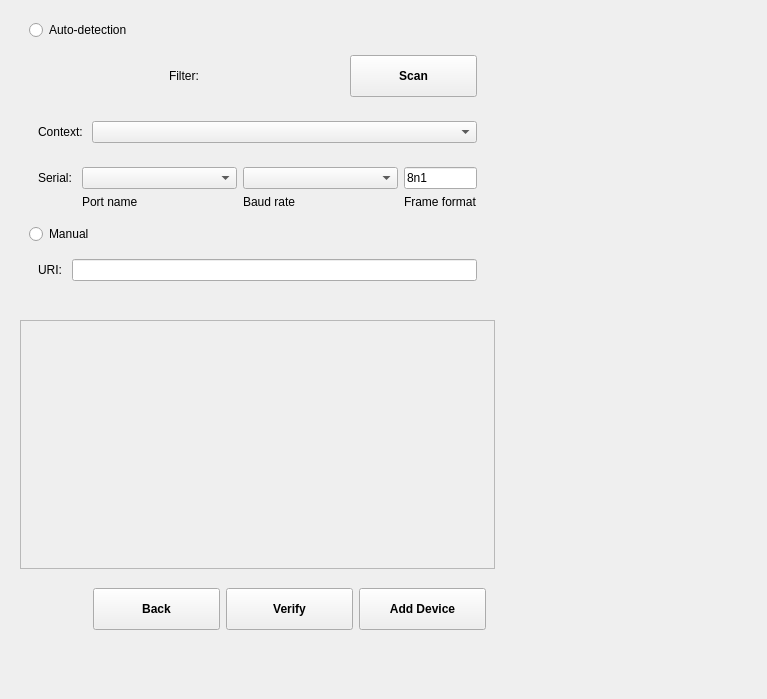
Above: core/ui/scopyhomeaddpage.ui from analogdevicesinc/scopy before the change. Below: the same form after it.
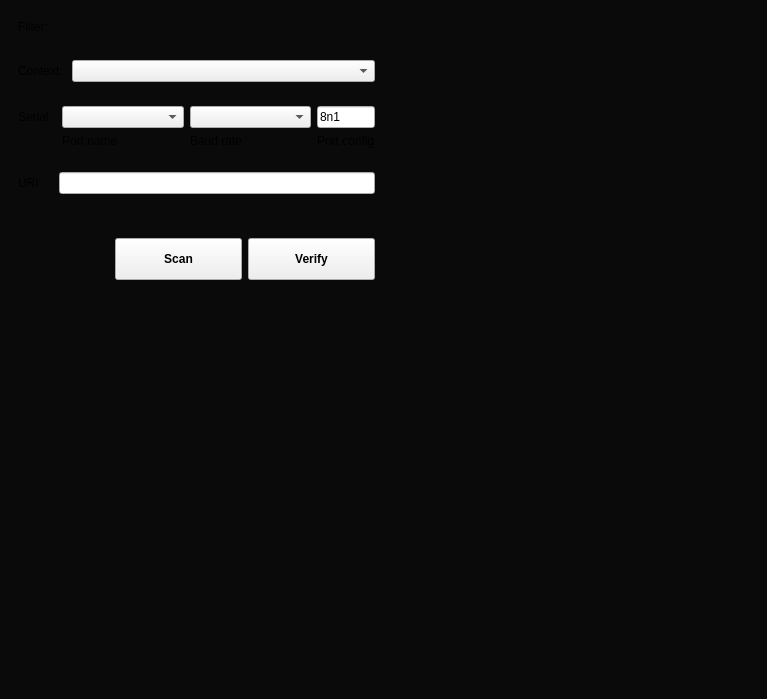
That is the form after the change. The open tabs and pages were chosen to show the change. Custom widgets are drawn as their Qt base class.

Commit message: core/ScopyAddPage: Changed to a stacked widget.

Patch:
```diff
--- a/core/ui/scopyhomeaddpage.ui
+++ b/core/ui/scopyhomeaddpage.ui
@@ -10,143 +10,93 @@
     <height>699</height>
    </rect>
   </property>
+  <property name="sizePolicy">
+   <sizepolicy hsizetype="Preferred" vsizetype="Preferred">
+    <horstretch>0</horstretch>
+    <verstretch>0</verstretch>
+   </sizepolicy>
+  </property>
   <property name="windowTitle">
    <string>Form</string>
   </property>
-  <layout class="QGridLayout" name="gridLayout" columnstretch="4,2">
-   <item row="1" column="1">
-    <widget class="QWidget" name="rightArea" native="true">
-     <layout class="QGridLayout" name="gridLayout_3"/>
-    </widget>
-   </item>
-   <item row="1" column="0">
-    <widget class="QWidget" name="leftArea" native="true">
+  <property name="styleSheet">
+   <string notr="true">.QWidget{background-color: rgb(10, 10, 10);}</string>
+  </property>
+  <layout class="QGridLayout" name="gridLayout" columnstretch="0">
+   <property name="leftMargin">
+    <number>0</number>
+   </property>
+   <property name="topMargin">
+    <number>0</number>
+   </property>
+   <property name="rightMargin">
+    <number>0</number>
+   </property>
+   <property name="bottomMargin">
+    <number>0</number>
+   </property>
+   <item row="0" column="0">
+    <widget class="QStackedWidget" name="stackedWidget">
      <property name="sizePolicy">
       <sizepolicy hsizetype="Preferred" vsizetype="Preferred">
        <horstretch>0</horstretch>
        <verstretch>0</verstretch>
       </sizepolicy>
      </property>
+     <property name="minimumSize">
+      <size>
+       <width>550</width>
+       <height>0</height>
+      </size>
+     </property>
      <property name="styleSheet">
       <string notr="true"/>
      </property>
-     <layout class="QGridLayout" name="gridLayout_2" columnstretch="0">
-      <property name="spacing">
-       <number>10</number>
-      </property>
-      <item row="3" column="0">
-       <widget class="QScrollArea" name="scrollAreaDevInfo">
-        <property name="widgetResizable">
-         <bool>true</bool>
-        </property>
-        <widget class="QWidget" name="infoSection">
-         <property name="geometry">
-          <rect>
-           <x>0</x>
-           <y>0</y>
-           <width>475</width>
-           <height>220</height>
-          </rect>
-         </property>
-         <layout class="QVBoxLayout" name="verticalLayout_2">
-          <item>
-           <widget class="scopy::gui::SubsectionSeparator" name="subSeparatorDevInfo" native="true"/>
-          </item>
-          <item>
-           <widget class="scopy::gui::SubsectionSeparator" name="subSeparatorPlugins" native="true"/>
-          </item>
-          <item>
-           <spacer name="verticalSpacer_2">
-            <property name="orientation">
-             <enum>Qt::Vertical</enum>
-            </property>
-            <property name="sizeHint" stdset="0">
-             <size>
-              <width>20</width>
-              <height>40</height>
-             </size>
-            </property>
-           </spacer>
-          </item>
-         </layout>
-        </widget>
-       </widget>
-      </item>
-      <item row="7" column="0">
-       <spacer name="verticalSpacer">
-        <property name="orientation">
-         <enum>Qt::Vertical</enum>
-        </property>
-        <property name="sizeType">
-         <enum>QSizePolicy::Preferred</enum>
-        </property>
-        <property name="sizeHint" stdset="0">
-         <size>
-          <width>20</width>
-          <height>40</height>
-         </size>
-        </property>
-       </spacer>
-      </item>
-      <item row="2" column="0" alignment="Qt::AlignTop">
-       <widget class="QWidget" name="scanSection" native="true">
+     <property name="currentIndex">
+      <number>1</number>
+     </property>
+     <widget class="QWidget" name="deviceDetectionPage">
         <property name="sizePolicy">
-         <sizepolicy hsizetype="Preferred" vsizetype="Fixed">
+       <sizepolicy hsizetype="Preferred" vsizetype="Preferred">
           <horstretch>0</horstretch>
           <verstretch>0</verstretch>
          </sizepolicy>
         </property>
-        <layout class="QVBoxLayout" name="verticalLayout_5">
-         <property name="topMargin">
-          <number>0</number>
-         </property>
-         <property name="bottomMargin">
-          <number>0</number>
-         </property>
-         <item>
-          <widget class="QRadioButton" name="radioBtnDiscover">
-           <property name="text">
-            <string>Auto-detection</string>
-           </property>
-           <property name="checked">
-            <bool>false</bool>
-           </property>
-          </widget>
-         </item>
-         <item>
-          <widget class="QWidget" name="autoDetectionSection" native="true">
-           <property name="sizePolicy">
-            <sizepolicy hsizetype="Preferred" vsizetype="Fixed">
-             <horstretch>0</horstretch>
-             <verstretch>0</verstretch>
-            </sizepolicy>
-           </property>
-           <layout class="QVBoxLayout" name="verticalLayout_3">
+      <property name="minimumSize">
+       <size>
+        <width>0</width>
+        <height>0</height>
+       </size>
+      </property>
+      <layout class="QGridLayout" name="gridLayout_2">
             <property name="leftMargin">
-             <number>0</number>
+        <number>9</number>
             </property>
             <property name="topMargin">
-             <number>0</number>
+        <number>9</number>
             </property>
             <property name="rightMargin">
-             <number>0</number>
+        <number>9</number>
             </property>
             <property name="bottomMargin">
-             <number>0</number>
-            </property>
-            <item>
-             <widget class="QWidget" name="scanWidget" native="true">
-              <layout class="QHBoxLayout" name="horizontalLayout_6">
-               <item>
+        <number>9</number>
+       </property>
+       <item row="0" column="0">
                 <widget class="QWidget" name="filterWidget" native="true">
-                 <layout class="QHBoxLayout" name="horizontalLayout">
+         <property name="sizePolicy">
+          <sizepolicy hsizetype="Minimum" vsizetype="Preferred">
+           <horstretch>0</horstretch>
+           <verstretch>0</verstretch>
+          </sizepolicy>
+         </property>
+         <layout class="QHBoxLayout" name="horizontalLayout" stretch="1,9">
                   <property name="leftMargin">
-                   <number>0</number>
+           <number>9</number>
                   </property>
                   <item>
                    <widget class="QLabel" name="labelFilter">
                     <property name="sizePolicy">
-                     <sizepolicy hsizetype="Fixed" vsizetype="Preferred">
+             <sizepolicy hsizetype="Preferred" vsizetype="Preferred">
                       <horstretch>0</horstretch>
                       <verstretch>0</verstretch>
                      </sizepolicy>
@@ -156,9 +106,55 @@
                     </property>
                    </widget>
                   </item>
+          <item alignment="Qt::AlignLeft">
+           <widget class="QWidget" name="filterCheckBoxes" native="true">
+            <property name="sizePolicy">
+             <sizepolicy hsizetype="Fixed" vsizetype="Preferred">
+              <horstretch>0</horstretch>
+              <verstretch>0</verstretch>
+             </sizepolicy>
+            </property>
+            <layout class="QHBoxLayout" name="horizontalLayout_4">
+             <property name="spacing">
+              <number>10</number>
+             </property>
+             <property name="leftMargin">
+              <number>0</number>
+             </property>
+             <property name="rightMargin">
+              <number>0</number>
+             </property>
                  </layout>
                 </widget>
                </item>
+         </layout>
+        </widget>
+       </item>
+       <item row="1" column="1">
+        <spacer name="horizontalSpacer">
+         <property name="orientation">
+          <enum>Qt::Horizontal</enum>
+         </property>
+         <property name="sizeType">
+          <enum>QSizePolicy::MinimumExpanding</enum>
+         </property>
+         <property name="sizeHint" stdset="0">
+          <size>
+           <width>40</width>
+           <height>20</height>
+          </size>
+         </property>
+        </spacer>
+       </item>
+       <item row="3" column="0" alignment="Qt::AlignRight">
+        <widget class="QWidget" name="btnsWidget_2" native="true">
+         <property name="sizePolicy">
+          <sizepolicy hsizetype="Minimum" vsizetype="Preferred">
+           <horstretch>0</horstretch>
+           <verstretch>0</verstretch>
+          </sizepolicy>
+         </property>
+         <layout class="QHBoxLayout" name="horizontalLayout_3">
                <item>
                 <widget class="QPushButton" name="btnScan">
                  <property name="sizePolicy">
@@ -182,16 +178,75 @@
                  </property>
                 </widget>
                </item>
+          <item>
+           <widget class="QPushButton" name="btnVerify">
+            <property name="sizePolicy">
+             <sizepolicy hsizetype="Fixed" vsizetype="Fixed">
+              <horstretch>0</horstretch>
+              <verstretch>0</verstretch>
+             </sizepolicy>
+            </property>
+            <property name="autoFillBackground">
+             <bool>false</bool>
+            </property>
+            <property name="styleSheet">
+             <string notr="true">QPushButton{width: 95px;
+								height: 40px;
+						 		font-size: 12px;
+						   		text-align: center;
+						   		font-weight: bold;
+						   		padding-left: 15px;
+						   		padding-right: 15px;
+						 		}</string>
+            </property>
+            <property name="text">
+             <string>Verify</string>
+            </property>
+           </widget>
+          </item>
               </layout>
              </widget>
             </item>
+       <item row="1" column="0">
+        <widget class="QWidget" name="scanSection" native="true">
+         <property name="sizePolicy">
+          <sizepolicy hsizetype="Preferred" vsizetype="Fixed">
+           <horstretch>0</horstretch>
+           <verstretch>0</verstretch>
+          </sizepolicy>
+         </property>
+         <property name="styleSheet">
+          <string notr="true"/>
+         </property>
+         <layout class="QVBoxLayout" name="verticalLayout_5">
+          <property name="leftMargin">
+           <number>0</number>
+          </property>
+          <property name="topMargin">
+           <number>0</number>
+          </property>
+          <property name="rightMargin">
+           <number>0</number>
+          </property>
+          <property name="bottomMargin">
+           <number>0</number>
+          </property>
             <item>
              <widget class="QWidget" name="discoveredContextsWidget" native="true">
-              <layout class="QHBoxLayout" name="horizontalLayout_2">
+            <property name="sizePolicy">
+             <sizepolicy hsizetype="Preferred" vsizetype="Preferred">
+              <horstretch>0</horstretch>
+              <verstretch>0</verstretch>
+             </sizepolicy>
+            </property>
+            <layout class="QHBoxLayout" name="horizontalLayout_2" stretch="1,9">
+             <property name="spacing">
+              <number>6</number>
+             </property>
                <item>
                 <widget class="QLabel" name="labelContext">
                  <property name="sizePolicy">
-                  <sizepolicy hsizetype="Fixed" vsizetype="Preferred">
+                <sizepolicy hsizetype="Preferred" vsizetype="Preferred">
                    <horstretch>0</horstretch>
                    <verstretch>0</verstretch>
                   </sizepolicy>
@@ -210,35 +265,52 @@
             <item>
              <widget class="QWidget" name="serialSettingsWidget" native="true">
               <property name="sizePolicy">
-               <sizepolicy hsizetype="Preferred" vsizetype="Fixed">
+             <sizepolicy hsizetype="Preferred" vsizetype="Preferred">
                 <horstretch>0</horstretch>
                 <verstretch>0</verstretch>
                </sizepolicy>
               </property>
-              <layout class="QGridLayout" name="gridLayout_4" columnstretch="1,3,3,1">
-               <item row="0" column="0">
-                <widget class="QLabel" name="labelSerial">
-                 <property name="sizePolicy">
-                  <sizepolicy hsizetype="Fixed" vsizetype="Preferred">
-                   <horstretch>0</horstretch>
-                   <verstretch>0</verstretch>
-                  </sizepolicy>
-                 </property>
-                 <property name="text">
-                  <string>Serial: </string>
-                 </property>
-                </widget>
-               </item>
+            <layout class="QGridLayout" name="gridLayout_4" columnstretch="1,4,4,1">
+             <property name="horizontalSpacing">
+              <number>6</number>
+             </property>
                <item row="0" column="1">
                 <widget class="QComboBox" name="comboBoxSerialPort"/>
                </item>
+             <item row="1" column="3">
+              <widget class="QLabel" name="labelFrameFormat">
+               <property name="text">
+                <string>Port config</string>
+               </property>
+              </widget>
+             </item>
+             <item row="1" column="2">
+              <widget class="QLabel" name="labelBaudRate">
+               <property name="text">
+                <string>Baud rate</string>
+               </property>
+              </widget>
+             </item>
                <item row="0" column="2">
                 <widget class="QComboBox" name="comboBoxBaudRate"/>
                </item>
+             <item row="0" column="0">
+              <widget class="QLabel" name="labelSerial">
+               <property name="sizePolicy">
+                <sizepolicy hsizetype="Preferred" vsizetype="Preferred">
+                 <horstretch>0</horstretch>
+                 <verstretch>0</verstretch>
+                </sizepolicy>
+               </property>
+               <property name="text">
+                <string>Serial: </string>
+               </property>
+              </widget>
+             </item>
                <item row="0" column="3">
                 <widget class="QLineEdit" name="editSerialFrameConfig">
                  <property name="sizePolicy">
-                  <sizepolicy hsizetype="Expanding" vsizetype="Expanding">
+                <sizepolicy hsizetype="Preferred" vsizetype="Preferred">
                    <horstretch>0</horstretch>
                    <verstretch>0</verstretch>
                   </sizepolicy>
@@ -258,49 +330,12 @@
                  </property>
                 </widget>
                </item>
-               <item row="1" column="2">
-                <widget class="QLabel" name="labelBaudRate">
-                 <property name="text">
-                  <string>Baud rate</string>
-                 </property>
-                </widget>
-               </item>
-               <item row="1" column="3">
-                <widget class="QLabel" name="labelFrameFormat">
-                 <property name="text">
-                  <string>Frame format</string>
-                 </property>
-                </widget>
-               </item>
-              </layout>
-             </widget>
-            </item>
-           </layout>
-          </widget>
-         </item>
-         <item>
-          <widget class="QRadioButton" name="radioBtnManual">
-           <property name="text">
-            <string>Manual</string>
-           </property>
-           <property name="checked">
-            <bool>false</bool>
-           </property>
+            </layout>
           </widget>
          </item>
          <item>
           <widget class="QWidget" name="uriWidget" native="true">
-           <layout class="QGridLayout" name="gridLayout_5">
-            <item row="0" column="1">
-             <widget class="QLineEdit" name="editUri"/>
-            </item>
-            <item row="0" column="0">
-             <widget class="QLabel" name="labelUri">
-              <property name="text">
-               <string>URI: </string>
-              </property>
-             </widget>
-            </item>
+            <layout class="QGridLayout" name="gridLayout_5" columnstretch="1,9">
             <item row="1" column="1">
              <widget class="QLabel" name="uriMessageLabel">
               <property name="text">
@@ -308,13 +343,130 @@
               </property>
              </widget>
             </item>
+             <item row="0" column="0">
+              <widget class="QLabel" name="labelUri">
+               <property name="text">
+                <string>URI: </string>
+               </property>
+              </widget>
+             </item>
+             <item row="0" column="1">
+              <widget class="QLineEdit" name="editUri">
+               <property name="sizePolicy">
+                <sizepolicy hsizetype="Preferred" vsizetype="Fixed">
+                 <horstretch>0</horstretch>
+                 <verstretch>0</verstretch>
+                </sizepolicy>
+               </property>
+              </widget>
+             </item>
            </layout>
           </widget>
          </item>
         </layout>
        </widget>
       </item>
-      <item row="6" column="0" alignment="Qt::AlignRight">
+       <item row="4" column="0">
+        <spacer name="verticalSpacer">
+         <property name="orientation">
+          <enum>Qt::Vertical</enum>
+         </property>
+         <property name="sizeHint" stdset="0">
+          <size>
+           <width>20</width>
+           <height>40</height>
+          </size>
+         </property>
+        </spacer>
+       </item>
+      </layout>
+     </widget>
+     <widget class="QWidget" name="deviceInfoPage">
+      <property name="sizePolicy">
+       <sizepolicy hsizetype="Preferred" vsizetype="Preferred">
+        <horstretch>0</horstretch>
+        <verstretch>0</verstretch>
+       </sizepolicy>
+      </property>
+      <property name="minimumSize">
+       <size>
+        <width>0</width>
+        <height>0</height>
+       </size>
+      </property>
+      <layout class="QVBoxLayout" name="verticalLayout">
+       <item>
+        <spacer name="verticalSpacer_3">
+         <property name="orientation">
+          <enum>Qt::Vertical</enum>
+         </property>
+         <property name="sizeType">
+          <enum>QSizePolicy::Fixed</enum>
+         </property>
+         <property name="sizeHint" stdset="0">
+          <size>
+           <width>20</width>
+           <height>20</height>
+          </size>
+         </property>
+        </spacer>
+       </item>
+       <item>
+        <widget class="QScrollArea" name="scrollAreaDevInfo">
+         <property name="widgetResizable">
+          <bool>true</bool>
+         </property>
+         <widget class="QWidget" name="infoSection">
+          <property name="geometry">
+           <rect>
+            <x>0</x>
+            <y>0</y>
+            <width>747</width>
+            <height>587</height>
+           </rect>
+          </property>
+          <layout class="QVBoxLayout" name="verticalLayout_2">
+           <item>
+            <widget class="scopy::gui::SubsectionSeparator" name="subSeparatorDevInfo" native="true">
+             <property name="sizePolicy">
+              <sizepolicy hsizetype="Preferred" vsizetype="Fixed">
+               <horstretch>0</horstretch>
+               <verstretch>0</verstretch>
+              </sizepolicy>
+             </property>
+            </widget>
+           </item>
+           <item>
+            <widget class="scopy::gui::SubsectionSeparator" name="subSeparatorPlugins" native="true">
+             <property name="sizePolicy">
+              <sizepolicy hsizetype="Preferred" vsizetype="Fixed">
+               <horstretch>0</horstretch>
+               <verstretch>0</verstretch>
+              </sizepolicy>
+             </property>
+            </widget>
+           </item>
+           <item>
+            <spacer name="verticalSpacer_2">
+             <property name="orientation">
+              <enum>Qt::Vertical</enum>
+             </property>
+             <property name="sizeType">
+              <enum>QSizePolicy::Expanding</enum>
+             </property>
+             <property name="sizeHint" stdset="0">
+              <size>
+               <width>20</width>
+               <height>40</height>
+              </size>
+             </property>
+            </spacer>
+           </item>
+          </layout>
+         </widget>
+        </widget>
+       </item>
+       <item alignment="Qt::AlignRight">
        <widget class="QWidget" name="btnsWidget" native="true">
         <property name="sizePolicy">
          <sizepolicy hsizetype="Fixed" vsizetype="Fixed">
@@ -340,26 +492,6 @@
            </property>
           </widget>
          </item>
-         <item>
-          <widget class="QPushButton" name="btnVerify">
-           <property name="autoFillBackground">
-            <bool>false</bool>
-           </property>
-           <property name="styleSheet">
-            <string notr="true">QPushButton{width: 95px;
-								height: 40px;
-						 		font-size: 12px;
-						   		text-align: center;
-						   		font-weight: bold;
-						   		padding-left: 15px;
-						   		padding-right: 15px;
-						 		}</string>
-           </property>
-           <property name="text">
-            <string>Verify</string>
-           </property>
-          </widget>
-         </item>
          <item>
           <widget class="QPushButton" name="btnAdd">
            <property name="styleSheet">
@@ -378,16 +510,10 @@
           </widget>
          </item>
         </layout>
-        <zorder>btnVerify</zorder>
-        <zorder>btnBack</zorder>
-        <zorder>btnAdd</zorder>
        </widget>
       </item>
      </layout>
-     <zorder>btnsWidget</zorder>
-     <zorder>scanSection</zorder>
-     <zorder>verticalSpacer</zorder>
-     <zorder>scrollAreaDevInfo</zorder>
+     </widget>
     </widget>
    </item>
   </layout>
```
Lines whose indentation alone changed are shown as unchanged. The commit also changes 1 other file.
